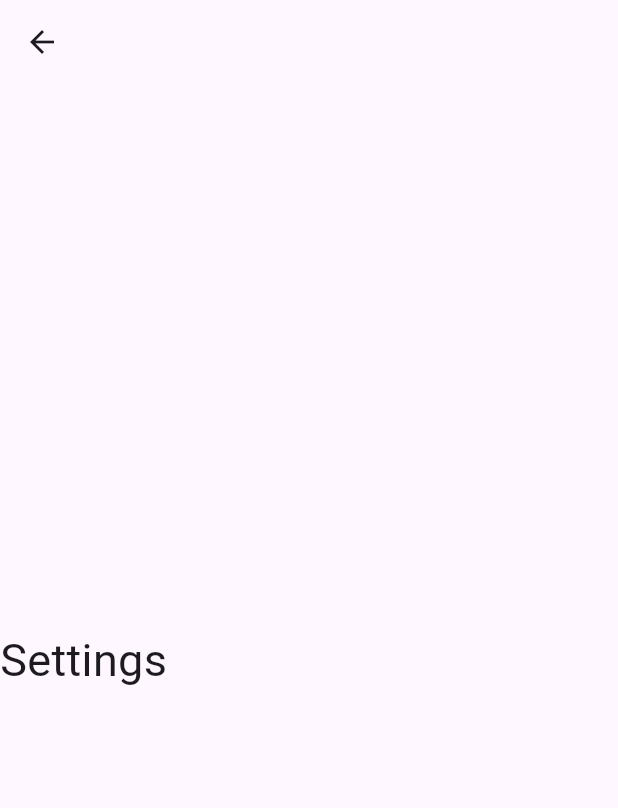
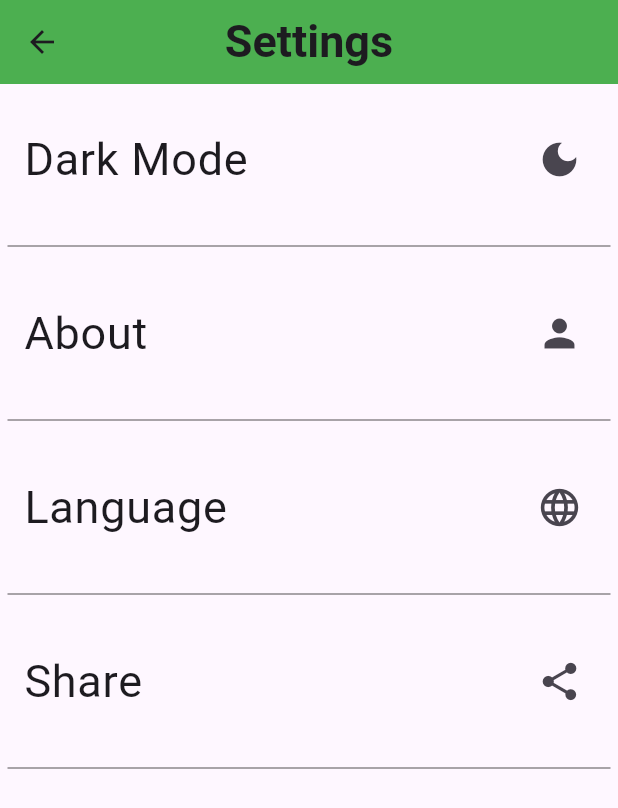
Before and after one commit to Ahmadi83/Gym-managnment-System, a Flutter app: the settings screen opened directly, on a phone screen of 412 x 824 dp. Shown: the top 808 px of the screen. Run offline on Flutter 3.47's test engine with Material 3 defaults, Android fonts, the phone set to English and light mode, and no system bars; our stand-ins replace sqflite; accounts and stored records are empty.

Commit message:
setting & add_contructual  pages changed

```diff
--- a/lib/Settings.dart
+++ b/lib/Settings.dart
@@ -14,13 +14,36 @@ class _MyAppState extends State<settings> {
   @override
   Widget build(BuildContext context) {
     return Scaffold(
-      appBar: AppBar(),
+      appBar: AppBar(
+        backgroundColor: Colors.green,
+        title: Text('Settings',style: TextStyle(fontSize: 30,fontWeight: FontWeight.bold),),
+        centerTitle: true,
+      ),
       body: Column(
-        mainAxisAlignment: MainAxisAlignment.center,
+        mainAxisAlignment: MainAxisAlignment.start,
         children: [
-          Text('Settings',style: TextStyle(fontSize: 30),)
+          MyList_Tile('Dark Mode', Icons.dark_mode,ontop: (){}),
+          Divider(color: Colors.black45,endIndent: 5,indent:  5,),
+          MyList_Tile('About', Icons.person,ontop: (){}),
+          Divider(color: Colors.black45,endIndent: 5,indent:  5,),
+          MyList_Tile('Language', Icons.language,ontop: (){}),
+          Divider(color: Colors.black45,endIndent: 5,indent:  5,),
+          MyList_Tile('Share', Icons.share,ontop: (){}),
+          Divider(color: Colors.black45,endIndent: 5,indent:  5,),
+
         ],
       )
     );
   }
+
+ MyList_Tile(title, icon,{ontop}){
+   return ListTile(
+     minTileHeight: 100,
+      title: Text(title,style: TextStyle(fontSize: 30),),
+      trailing: Icon(icon,size: 30,),
+      onTap: ontop,
+    );
+  }
+
+
 }
--- a/lib/main.dart
+++ b/lib/main.dart
@@ -1,5 +1,7 @@
 import 'package:final_project/Add_Time.dart';
 import 'package:final_project/Contructual.dart';
+import 'package:final_project/Settings.dart';
+import 'package:final_project/main_page.dart';
 import 'package:final_project/splashscreen.dart';
 import 'package:flutter/material.dart';
 
@@ -7,7 +9,7 @@ import 'package:flutter/material.dart';
 void main(){
  runApp(MaterialApp(
    debugShowCheckedModeBanner: false,
-   home: SplashScreen(),
+   home: settings(),
  )) ;
 
 }
```
Also changed, not shown: lib/Add_Contructual.dart (added, +56 -0 lines), lib/Add_Time.dart (+28 -10 lines), lib/Classes.dart (added, +74 -0 lines), lib/Database.dart (+43 -27 lines), lib/login form.dart (+28 -16 lines).
